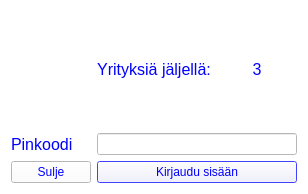
The window that PankkiAutomaatti/DLLPinCode/dialog.ui (banksimul2022/group2) describes before a commit, drawn with Qt 5.
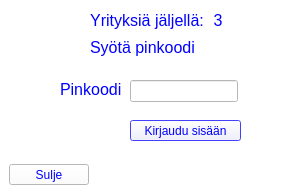
The same window after the commit.

Commit message: Muutettu ikkunaa

```diff
--- a/PankkiAutomaatti/DLLPinCode/dialog.ui
+++ b/PankkiAutomaatti/DLLPinCode/dialog.ui
@@ -578,43 +578,15 @@
   <property name="autoFillBackground">
    <bool>false</bool>
   </property>
-  <layout class="QGridLayout" name="gridLayout">
-   <item row="0" column="1">
-    <layout class="QHBoxLayout" name="horizontalLayout">
-     <item>
-      <widget class="QLabel" name="label_4">
-       <property name="font">
-        <font>
-         <pointsize>12</pointsize>
-        </font>
-       </property>
-       <property name="text">
-        <string>Yrityksiä jäljellä:</string>
-       </property>
-       <property name="alignment">
-        <set>Qt::AlignCenter</set>
-       </property>
-      </widget>
-     </item>
-     <item>
-      <widget class="QLabel" name="labeltries">
-       <property name="font">
-        <font>
-         <pointsize>12</pointsize>
-        </font>
-       </property>
-       <property name="text">
-        <string>3</string>
-       </property>
-       <property name="alignment">
-        <set>Qt::AlignCenter</set>
-       </property>
-      </widget>
-     </item>
-    </layout>
-   </item>
-   <item row="1" column="1">
     <widget class="QLineEdit" name="textValue">
+   <property name="geometry">
+    <rect>
+     <x>130</x>
+     <y>80</y>
+     <width>108</width>
+     <height>22</height>
+    </rect>
+   </property>
      <property name="palette">
       <palette>
        <active>
@@ -665,9 +637,15 @@
       <enum>QLineEdit::Password</enum>
      </property>
     </widget>
-   </item>
-   <item row="1" column="0">
     <widget class="QLabel" name="label">
+   <property name="geometry">
+    <rect>
+     <x>60</x>
+     <y>80</y>
+     <width>61</width>
+     <height>19</height>
+    </rect>
+   </property>
      <property name="font">
       <font>
        <pointsize>12</pointsize>
@@ -677,22 +655,90 @@
       <string>Pinkoodi</string>
      </property>
     </widget>
-   </item>
-   <item row="2" column="1">
     <widget class="QPushButton" name="btnSet">
+   <property name="geometry">
+    <rect>
+     <x>130</x>
+     <y>120</y>
+     <width>111</width>
+     <height>21</height>
+    </rect>
+   </property>
      <property name="text">
       <string>Kirjaudu sisään</string>
      </property>
     </widget>
-   </item>
-   <item row="2" column="0">
     <widget class="QPushButton" name="pushButton">
+   <property name="geometry">
+    <rect>
+     <x>9</x>
+     <y>164</y>
+     <width>80</width>
+     <height>21</height>
+    </rect>
+   </property>
      <property name="text">
       <string>Sulje</string>
      </property>
     </widget>
-   </item>
-  </layout>
+  <widget class="QWidget" name="">
+   <property name="geometry">
+    <rect>
+     <x>90</x>
+     <y>10</y>
+     <width>136</width>
+     <height>48</height>
+    </rect>
+   </property>
+   <layout class="QVBoxLayout" name="verticalLayout">
+    <item>
+     <layout class="QHBoxLayout" name="horizontalLayout">
+      <item>
+       <widget class="QLabel" name="label_4">
+        <property name="font">
+         <font>
+          <pointsize>12</pointsize>
+         </font>
+        </property>
+        <property name="text">
+         <string>Yrityksiä jäljellä:</string>
+        </property>
+        <property name="alignment">
+         <set>Qt::AlignCenter</set>
+        </property>
+       </widget>
+      </item>
+      <item>
+       <widget class="QLabel" name="labeltries">
+        <property name="font">
+         <font>
+          <pointsize>12</pointsize>
+         </font>
+        </property>
+        <property name="text">
+         <string>3</string>
+        </property>
+        <property name="alignment">
+         <set>Qt::AlignCenter</set>
+        </property>
+       </widget>
+      </item>
+     </layout>
+    </item>
+    <item>
+     <widget class="QLabel" name="label_2">
+      <property name="font">
+       <font>
+        <pointsize>12</pointsize>
+       </font>
+      </property>
+      <property name="text">
+       <string>Syötä pinkoodi</string>
+      </property>
+     </widget>
+    </item>
+   </layout>
+  </widget>
  </widget>
  <resources/>
  <connections/>
```
Lines whose indentation alone changed are shown as unchanged.
